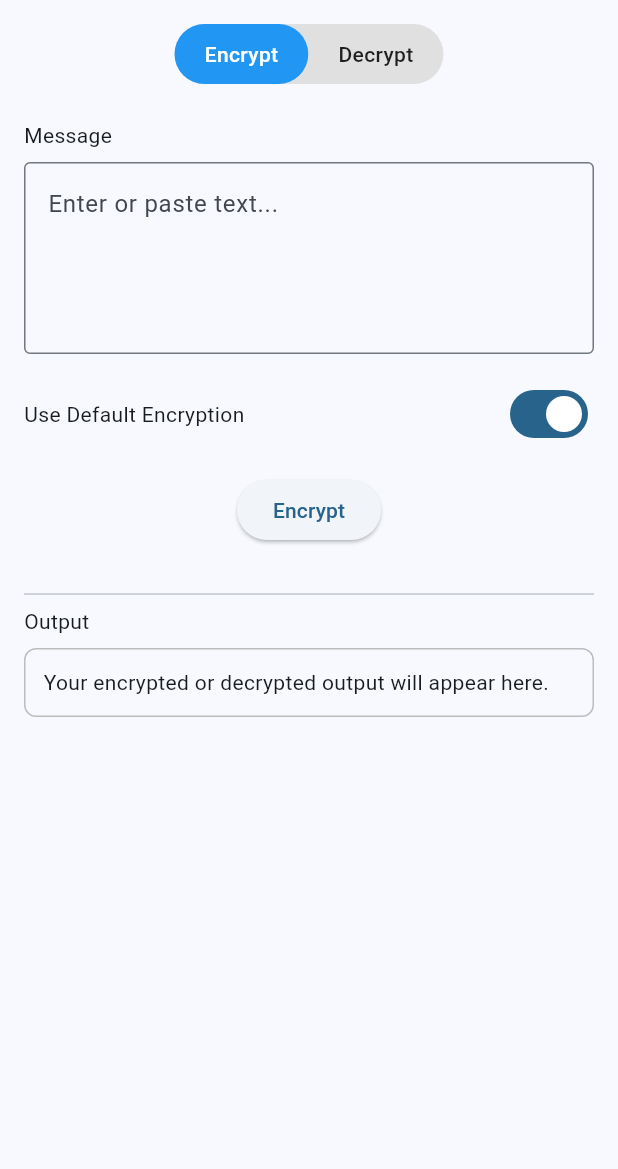
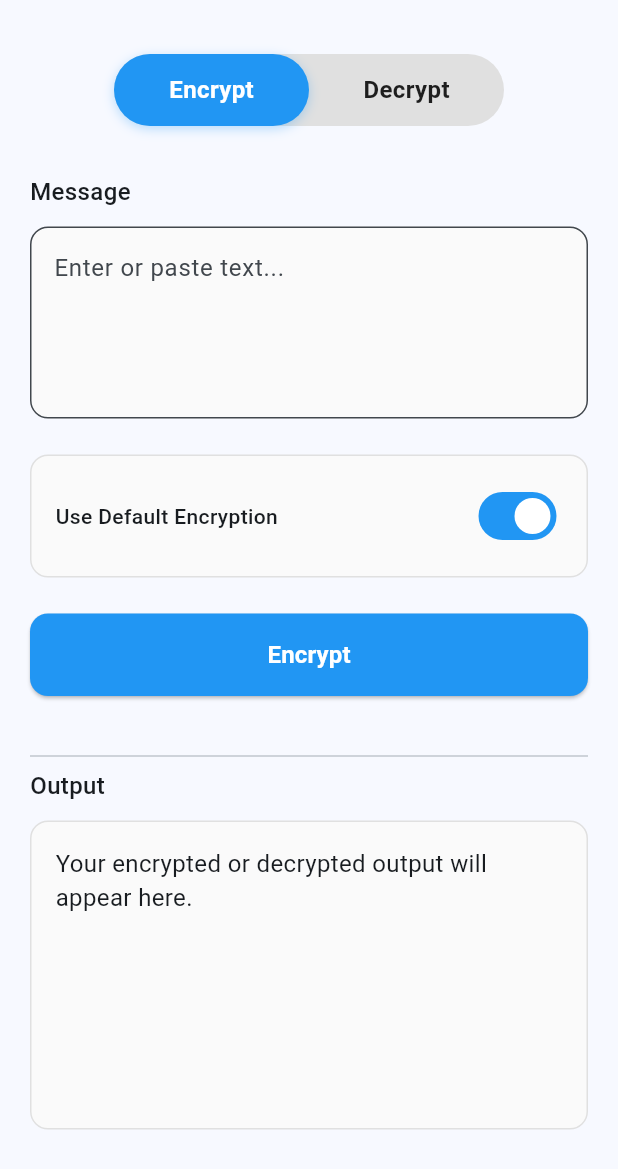
Before and after one commit to bardiakz/qrypt, a Flutter app: the screen it shows after launch, on a phone screen of 412 x 824 dp. Shown: the top 1169 px of the screen. Run offline on Flutter 3.47's test engine with Material 3 defaults, Android fonts, the light colour scheme and no system bars; our stand-ins replace flutter_dotenv, flutter_riverpod; missing offline and left inert: encrypt.

Commit message:
fixed_encPageUI

```diff
--- a/lib/main.dart
+++ b/lib/main.dart
@@ -9,13 +9,25 @@ void main() {
 class MyApp extends StatelessWidget {
   const MyApp({super.key});
 
+
   // This widget is the root of your application.
   @override
   Widget build(BuildContext context) {
+
     return MaterialApp(
       title: 'Qrypt',
       theme: ThemeData(
         colorScheme: ColorScheme.fromSeed(seedColor: Colors.lightBlue),
+        useMaterial3: true,
+        // switchTheme: SwitchThemeData(
+        //   thumbColor: WidgetStateProperty.all(Colors.white),
+        //   trackColor: WidgetStateProperty.resolveWith((states) {
+        //     if (states.contains(WidgetState.selected)) {
+        //       return Colors.blue;
+        //     }
+        //     return Colors.grey.shade400;
+        //   }),
+        // ),
       ),
       home: const EncryptionPage(),
     );
--- a/lib/pages/encryption_page.dart
+++ b/lib/pages/encryption_page.dart
@@ -1,14 +1,20 @@
 import 'package:flutter/cupertino.dart';
 import 'package:flutter/material.dart';
 import 'package:flutter_riverpod/flutter_riverpod.dart';
+import 'package:qrypt/pages/widgets/mode_switch.dart';
 import 'package:qrypt/providers/encryption_providers.dart';
+
+import '../providers/resource_providers.dart';
 
 class EncryptionPage extends ConsumerWidget {
   const EncryptionPage({super.key});
 
   @override
   Widget build(BuildContext context, WidgetRef ref) {
-    final appMode = ref.watch(appModeProvider);
+    final screenWidth = MediaQuery.of(context).size.width;
+    final screenHeight = MediaQuery.of(context).size.height;
+    final AppMode appMode = ref.watch(appModeProvider);
+    final Color primaryColor = ref.watch(primaryColorProvider);
     final defaultEncryption = ref.watch(defaultEncryptionProvider);
     final autoDetectTag = ref.watch(autoDetectTagProvider);
 
@@ -20,31 +26,63 @@ class EncryptionPage extends ConsumerWidget {
       child: Scaffold(
         // appBar: AppBar(title: const Text('Qrypt')),
         body: Padding(
-          padding: const EdgeInsets.all(16),
-          child: Column(
+          padding: const EdgeInsets.all(20),
+          child: ListView(
             children: [
-              modeSwitch(appMode,ref),
+              Align(
+                alignment: Alignment.center,
+                child: Padding(
+                  padding: const EdgeInsets.only(top: 16),
+                  child: modeSwitch(appMode, primaryColor, ref),
+                ),
+              ),
+
+              const SizedBox(height: 32),
+
+              const Align(alignment: Alignment.centerLeft,
+                  child: Text("Message", style: TextStyle(fontSize: 16, fontWeight: FontWeight.w500))),
+              const SizedBox(height: 12),
+              TextField(
+                maxLines: 4,
+                decoration: InputDecoration(
+
+                  hintText: "Enter or paste text...",
+                  border: OutlineInputBorder(
+
+                    borderRadius: BorderRadius.circular(12),
+                  ),
+                  focusedBorder: OutlineInputBorder(
+                    borderRadius: BorderRadius.circular(12),
+                    borderSide: BorderSide(color: primaryColor, width: 2),
+                  ),
+                  filled: true,
+                  fillColor: Colors.grey[50],
+                ),
+              ),
 
               const SizedBox(height: 24),
 
-              const Align(alignment: Alignment.centerLeft, child: Text("Message")),
-              const SizedBox(height: 8),
-              const TextField(
-                maxLines: 4,
-                decoration: InputDecoration(
-                  hintText: "Enter or paste text...",
-                  border: OutlineInputBorder(),
+              if (appMode == AppMode.encrypt) ...[
+                Container(
+                  padding: const EdgeInsets.all(16),
+                  decoration: BoxDecoration(
+                    color: Colors.grey[50],
+                    borderRadius: BorderRadius.circular(12),
+                    border: Border.all(color: Colors.grey[300]!),
                   ),
-              ),
-
-              const SizedBox(height: 16),
-
-              if (appMode == AppMode.encrypt) ...[
-                Row(
+                  child: Row(
                     mainAxisAlignment: MainAxisAlignment.spaceBetween,
                     children: [
-                    const Text("Use Default Encryption"),
+                      const Text("Use Default Encryption", style: TextStyle(fontWeight: FontWeight.w500)),
                       Switch(
+                        thumbColor: WidgetStateProperty.all(Colors.white),
+                        trackColor: WidgetStateProperty.resolveWith((states) {
+                          if (states.contains(WidgetState.selected)) {
+                            return primaryColor;
+                          }
+                          return Colors.grey.shade300;
+                        }),
+
                         value: defaultEncryption,
                         onChanged: (val) => ref
                             .read(defaultEncryptionProvider.notifier)
@@ -52,7 +90,9 @@ class EncryptionPage extends ConsumerWidget {
                       ),
                     ],
                   ),
+                ),
                 if (!defaultEncryption) ...[
+                  const SizedBox(height: 16),
                   DropdownButtonFormField<String>(
                     value: selectedEncryption,
                     items: ['Kyber', 'AES', 'XOR'].map((alg) {
@@ -61,9 +101,18 @@ class EncryptionPage extends ConsumerWidget {
                     onChanged: (val) => ref
                         .read(selectedEncryptionProvider.notifier)
                         .state = val!,
-                    decoration:
-                    const InputDecoration(labelText: 'Encryption Algorithm'),
+                    decoration: InputDecoration(
+                      labelText: 'Encryption Algorithm',
+                      border: OutlineInputBorder(
+                        borderRadius: BorderRadius.circular(12),
                       ),
+                      focusedBorder: OutlineInputBorder(
+                        borderRadius: BorderRadius.circular(12),
+                        borderSide: BorderSide(color: primaryColor, width: 2),
+                      ),
+                    ),
+                  ),
+                  const SizedBox(height: 16),
                   DropdownButtonFormField<String>(
                     value: selectedObfuscation,
                     items: ['None', 'Persian', 'Emoji'].map((obf) {
@@ -72,29 +121,71 @@ class EncryptionPage extends ConsumerWidget {
                     onChanged: (val) => ref
                         .read(selectedObfuscationProvider.notifier)
                         .state = val!,
-                    decoration:
-                    const InputDecoration(labelText: 'Obfuscation Method'),
+                    decoration: InputDecoration(
+                      labelText: 'Obfuscation Method',
+                      border: OutlineInputBorder(
+                        borderRadius: BorderRadius.circular(12),
                       ),
+                      focusedBorder: OutlineInputBorder(
+                        borderRadius: BorderRadius.circular(12),
+                        borderSide: BorderSide(color: primaryColor, width: 2),
+                      ),
+                    ),
+                  ),
+                  const SizedBox(height: 16),
                   TextField(
                     onChanged: (val) =>
                     ref.read(publicKeyProvider.notifier).state = val,
-                    decoration:
-                    const InputDecoration(labelText: 'Public Key (optional)'),
+                    decoration: InputDecoration(
+                      labelText: 'Public Key (optional)',
+                      border: OutlineInputBorder(
+                        borderRadius: BorderRadius.circular(12),
+                      ),
+                      focusedBorder: OutlineInputBorder(
+                        borderRadius: BorderRadius.circular(12),
+                        borderSide: BorderSide(color: primaryColor, width: 2),
+                      ),
+                    ),
                   ),
                 ],
-                const SizedBox(height: 16),
-                ElevatedButton(
+                const SizedBox(height: 24),
+                SizedBox(
+                  width: double.infinity,
+                  child: ElevatedButton(
                     onPressed: () {
                       // TODO: Encrypt
                     },
-                  child: const Text("Encrypt"),
+                    style: ElevatedButton.styleFrom(
+                      backgroundColor: primaryColor,
+                      foregroundColor: Colors.white,
+                      padding: const EdgeInsets.symmetric(vertical: 16),
+                      shape: RoundedRectangleBorder(
+                        borderRadius: BorderRadius.circular(12),
+                      ),
+                    ),
+                    child: const Text("Encrypt", style: TextStyle(fontSize: 16, fontWeight: FontWeight.w600)),
+                  ),
                 ),
               ] else ...[
-                Row(
+                Container(
+                  padding: const EdgeInsets.all(16),
+                  decoration: BoxDecoration(
+                    color: Colors.grey[50],
+                    borderRadius: BorderRadius.circular(12),
+                    border: Border.all(color: Colors.grey[300]!),
+                  ),
+                  child: Row(
                     mainAxisAlignment: MainAxisAlignment.spaceBetween,
                     children: [
-                    const Text("Auto-detect Settings (from Tag)"),
+                      const Text("Auto-detect Settings (from Tag)", style: TextStyle(fontWeight: FontWeight.w500)),
                       Switch(
+                        thumbColor: WidgetStateProperty.all(Colors.white),
+                        trackColor: WidgetStateProperty.resolveWith((states) {
+                          if (states.contains(WidgetState.selected)) {
+                            return primaryColor;
+                          }
+                          return Colors.grey.shade300;
+                        }),
                         value: autoDetectTag,
                         onChanged: (val) => ref
                             .read(autoDetectTagProvider.notifier)
@@ -102,7 +193,9 @@ class EncryptionPage extends ConsumerWidget {
                       ),
                     ],
                   ),
+                ),
                 if (!autoDetectTag) ...[
+                  const SizedBox(height: 16),
                   DropdownButtonFormField<String>(
                     value: selectedEncryption,
                     items: ['Kyber', 'AES', 'XOR'].map((alg) {
@@ -111,9 +204,18 @@ class EncryptionPage extends ConsumerWidget {
                     onChanged: (val) => ref
                         .read(selectedEncryptionProvider.notifier)
                         .state = val!,
-                    decoration:
-                    const InputDecoration(labelText: 'Encryption Algorithm'),
+                    decoration: InputDecoration(
+                      labelText: 'Encryption Algorithm',
+                      border: OutlineInputBorder(
+                        borderRadius: BorderRadius.circular(12),
                       ),
+                      focusedBorder: OutlineInputBorder(
+                        borderRadius: BorderRadius.circular(12),
+                        borderSide: BorderSide(color: primaryColor, width: 2),
+                      ),
+                    ),
+                  ),
+                  const SizedBox(height: 16),
                   DropdownButtonFormField<String>(
                     value: selectedObfuscation,
                     items: ['None', 'Persian', 'Emoji'].map((obf) {
@@ -122,34 +224,59 @@ class EncryptionPage extends ConsumerWidget {
                     onChanged: (val) => ref
                         .read(selectedObfuscationProvider.notifier)
                         .state = val!,
-                    decoration:
-                    const InputDecoration(labelText: 'Obfuscation Method'),
+                    decoration: InputDecoration(
+                      labelText: 'Obfuscation Method',
+                      border: OutlineInputBorder(
+                        borderRadius: BorderRadius.circular(12),
+                      ),
+                      focusedBorder: OutlineInputBorder(
+                        borderRadius: BorderRadius.circular(12),
+                        borderSide: BorderSide(color: primaryColor, width: 2),
+                      ),
+                    ),
                   ),
                 ],
-                const SizedBox(height: 16),
-                ElevatedButton(
+                const SizedBox(height: 24),
+                SizedBox(
+                  width: double.infinity,
+                  child: ElevatedButton(
                     onPressed: () {
                       // TODO: Decrypt
                     },
-                  child: const Text("Decrypt"),
+                    style: ElevatedButton.styleFrom(
+                      backgroundColor: Colors.green,
+                      foregroundColor: Colors.white,
+                      padding: const EdgeInsets.symmetric(vertical: 16),
+                      shape: RoundedRectangleBorder(
+                        borderRadius: BorderRadius.circular(12),
+                      ),
+                    ),
+                    child: const Text("Decrypt", style: TextStyle(fontSize: 16, fontWeight: FontWeight.w600)),
+                  ),
                 ),
               ],
 
-              const SizedBox(height: 24),
+              const SizedBox(height: 32),
               const Divider(),
-              const Align(alignment: Alignment.centerLeft, child: Text("Output")),
-              const SizedBox(height: 8),
+              const Align(alignment: Alignment.centerLeft,
+                  child: Text("Output", style: TextStyle(fontSize: 16, fontWeight: FontWeight.w500))),
+              const SizedBox(height: 12),
               Container(
-                padding: const EdgeInsets.all(12),
+                height: screenHeight*0.25,
+                padding: const EdgeInsets.all(16),
+                constraints: const BoxConstraints(minHeight: 120),
                 width: double.infinity,
                 decoration: BoxDecoration(
-                  border: Border.all(color: Colors.grey.shade400),
-                  borderRadius: BorderRadius.circular(8),
+                  color: Colors.grey[50],
+                  border: Border.all(color: Colors.grey.shade300),
+                  borderRadius: BorderRadius.circular(12),
                 ),
                 child: const SelectableText(
                   "Your encrypted or decrypted output will appear here.",
+                  style: TextStyle(fontSize: 16),
                 ),
               ),
+
             ],
           ),
         ),
@@ -157,36 +284,3 @@ class EncryptionPage extends ConsumerWidget {
     );
   }
 }
-Widget modeSwitch(AppMode selected, WidgetRef ref) {
-  return Container(
-    decoration: BoxDecoration(
-      color: Colors.grey[300],
-      borderRadius: BorderRadius.circular(30),
-    ),
-    child: Row(
-      mainAxisSize: MainAxisSize.min,
-      children: AppMode.values.map((mode) {
-        final isSelected = mode == selected;
-        return GestureDetector(
-          onTap: () =>
-          ref.read(appModeProvider.notifier).state = mode,
-          child: Container(
-            padding: const EdgeInsets.symmetric(
-                horizontal: 20, vertical: 10),
-            decoration: BoxDecoration(
-              color: isSelected ? Colors.blue : Colors.transparent,
-              borderRadius: BorderRadius.circular(30),
-            ),
-            child: Text(
-              mode == AppMode.encrypt ? 'Encrypt' : 'Decrypt',
-              style: TextStyle(
-                color: isSelected ? Colors.white : Colors.black87,
-                fontWeight: FontWeight.w500,
-              ),
-            ),
-          ),
-        );
-      }).toList(),
-    ),
-  );
-}
--- /dev/null
+++ b/lib/pages/widgets/mode_switch.dart
@@ -0,0 +1,71 @@
+import 'package:flutter/material.dart';
+import 'package:flutter_riverpod/flutter_riverpod.dart';
+import '../../providers/resource_providers.dart';
+
+Widget modeSwitch(AppMode selected, Color primaryColor, WidgetRef ref) {
+  return SizedBox(
+    height: 48,
+    width: 260,
+    child: Stack(
+      children: [
+        // Background bar
+        Container(
+          decoration: BoxDecoration(
+            color: Colors.grey[300],
+            borderRadius: BorderRadius.circular(30),
+          ),
+        ),
+
+        // Animated moving highlight (with dynamic primaryColor)
+        AnimatedAlign(
+          duration: const Duration(milliseconds: 200),
+          curve: Curves.easeInOut,
+          alignment: selected == AppMode.encrypt
+              ? Alignment.centerLeft
+              : Alignment.centerRight,
+          child: Container(
+            width: 130,
+            height: 48,
+            decoration: BoxDecoration(
+              color: primaryColor,
+              borderRadius: BorderRadius.circular(30),
+              boxShadow: [
+                BoxShadow(
+                  color: primaryColor.withOpacity(0.3),
+                  blurRadius: 6,
+                  offset: const Offset(0, 2),
+                ),
+              ],
+            ),
+          ),
+        ),
+
+        // Text row
+        Row(
+          children: AppMode.values.map((mode) {
+            final isSelected = mode == selected;
+            return Expanded(
+              child: GestureDetector(
+                behavior: HitTestBehavior.opaque,
+                onTap: () =>
+                ref.read(appModeProvider.notifier).state = mode,
+                child: Container(
+                  alignment: Alignment.center,
+                  height: 48,
+                  child: Text(
+                    mode == AppMode.encrypt ? 'Encrypt' : 'Decrypt',
+                    style: TextStyle(
+                      color: isSelected ? Colors.white : Colors.black87,
+                      fontWeight: FontWeight.w600,
+                      fontSize: 16,
+                    ),
+                  ),
+                ),
+              ),
+            );
+          }).toList(),
+        )
+      ],
+    ),
+  );
+}
--- a/lib/providers/encryption_providers.dart
+++ b/lib/providers/encryption_providers.dart
@@ -1,3 +1,5 @@
+
+import 'package:flutter/material.dart';
 import 'package:flutter_riverpod/flutter_riverpod.dart';
 
 final defaultEncryptionProvider = StateProvider<bool>((ref) => true);
@@ -8,7 +10,3 @@ final autoDetectTagProvider = StateProvider<bool>((ref) => true);
 final selectedEncryptionProvider = StateProvider<String>((ref) => 'Kyber');
 final selectedObfuscationProvider = StateProvider<String>((ref) => 'None');
 final publicKeyProvider = StateProvider<String>((ref) => '');
-
-enum AppMode { encrypt, decrypt }
-
-final appModeProvider = StateProvider<AppMode>((ref) => AppMode.encrypt);
--- /dev/null
+++ b/lib/providers/resource_providers.dart
@@ -0,0 +1,11 @@
+import 'package:flutter/material.dart';
+import 'package:flutter_riverpod/flutter_riverpod.dart';
+
+enum AppMode { encrypt, decrypt }
+
+final appModeProvider = StateProvider<AppMode>((ref) => AppMode.encrypt);
+
+final primaryColorProvider = Provider<Color>((ref) {
+  final mode = ref.watch(appModeProvider);
+  return mode == AppMode.encrypt ? Colors.blue : Colors.green;
+});
```
Lines whose indentation alone changed are shown as unchanged.
